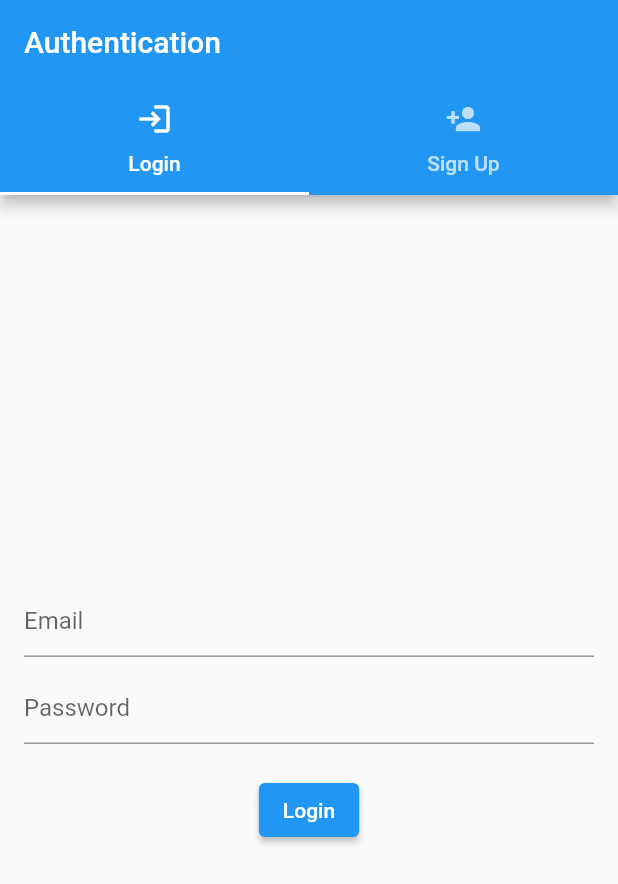
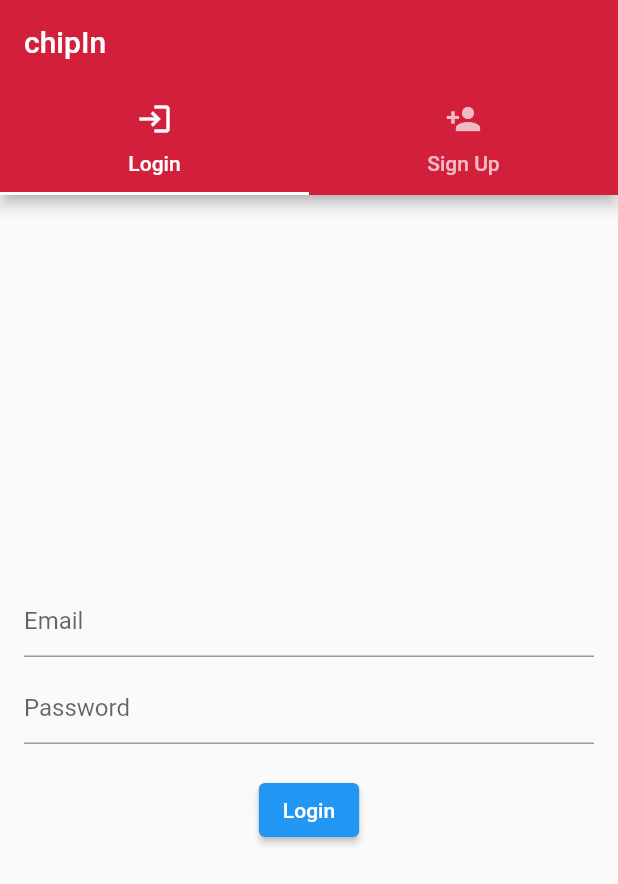
Before and after one commit to kgallego203/chipIn-eventPlanning-and-management-app, a Flutter app: the screen it shows after launch, on a phone screen of 412 x 824 dp. Shown: the top 884 px of the screen. Run offline on Flutter 3.47's test engine with Material 2 defaults, Android fonts, the phone set to English and light mode, and no system bars.

Commit message:
create an authentication ui

```diff
--- /dev/null
+++ b/lib/app_colors.dart
@@ -0,0 +1,7 @@
+import 'package:flutter/material.dart';
+
+class AppColors {
+  static const appwritePink = Color(0xFFFF3394); // Pink
+  static const appwriteDarkPink = Color(0xFFD21F3C); // Dark Pink
+  static const appwriteLightPink = Color(0xFFFFE4E6); // Light Pink
+}
--- a/lib/authentication_screen.dart
+++ b/lib/authentication_screen/authentication_screen.dart
@@ -15,7 +15,7 @@ class AuthenticationScreen extends StatelessWidget {
               Tab(icon: Icon(Icons.person_add), text: "Sign Up"),
             ],
           ),
-          title: const Text('Authentication'),
+          title: const Text('chipIn'),
         ),
         body: TabBarView(
           children: [
--- a/lib/main.dart
+++ b/lib/main.dart
@@ -1,5 +1,6 @@
+import 'package:chip_in/app_colors.dart';
 import 'package:flutter/material.dart';
-import 'authentication_screen.dart';
+import 'authentication_screen/authentication_screen.dart';
 
 void main() {
   runApp(MyApp());
@@ -9,9 +10,17 @@ class MyApp extends StatelessWidget {
   @override
   Widget build(BuildContext context) {
     return MaterialApp(
-      title: 'Flutter Auth UI',
+      debugShowCheckedModeBanner: false,
+      title: 'chipIn',
       theme: ThemeData(
-        primarySwatch: Colors.blue,
+        primaryColor: AppColors.appwritePink,
+        colorScheme: ThemeData().colorScheme.copyWith(
+              secondary: AppColors.appwriteDarkPink,
+              background: AppColors.appwriteLightPink,
+            ),
+        appBarTheme: const AppBarTheme(
+          backgroundColor: AppColors.appwriteDarkPink,
+        ),
       ),
       home: AuthenticationScreen(),
     );
```
Also changed, not shown: lib/authentication_screen/login_widget.dart (renamed from lib/login_widget.dart), lib/authentication_screen/signup_widget.dart (renamed from lib/signup_widget.dart).
